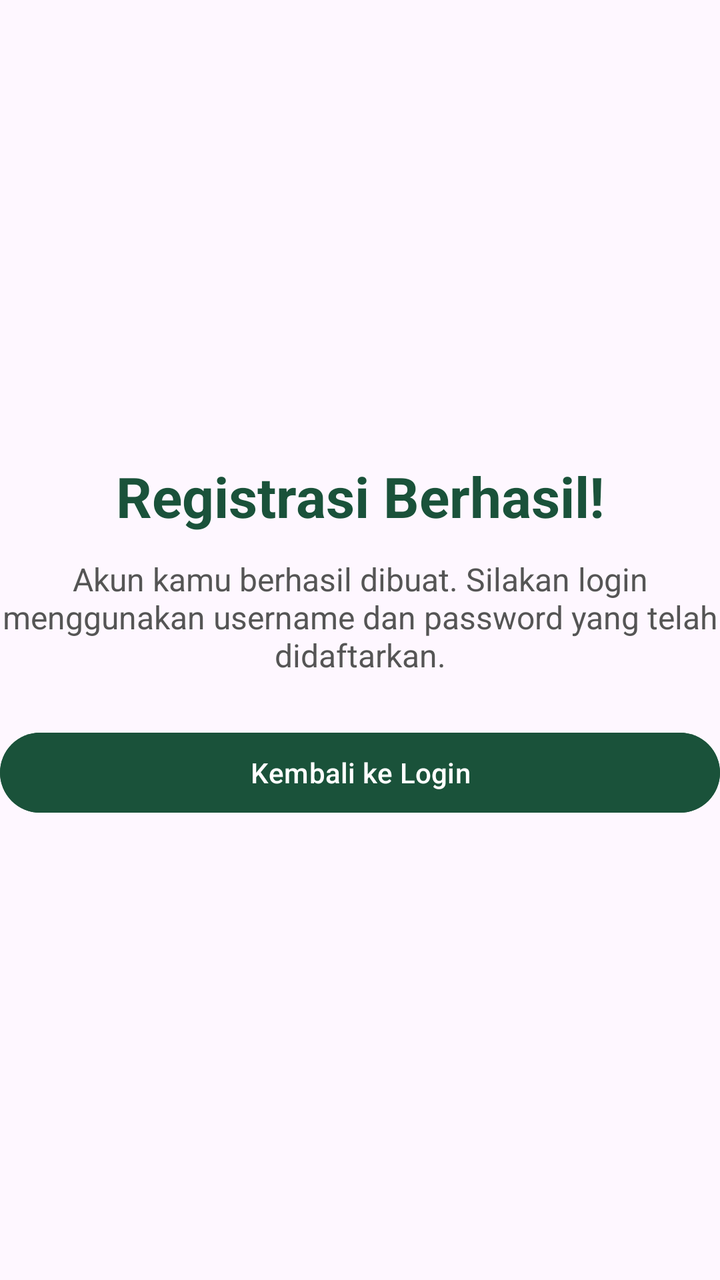
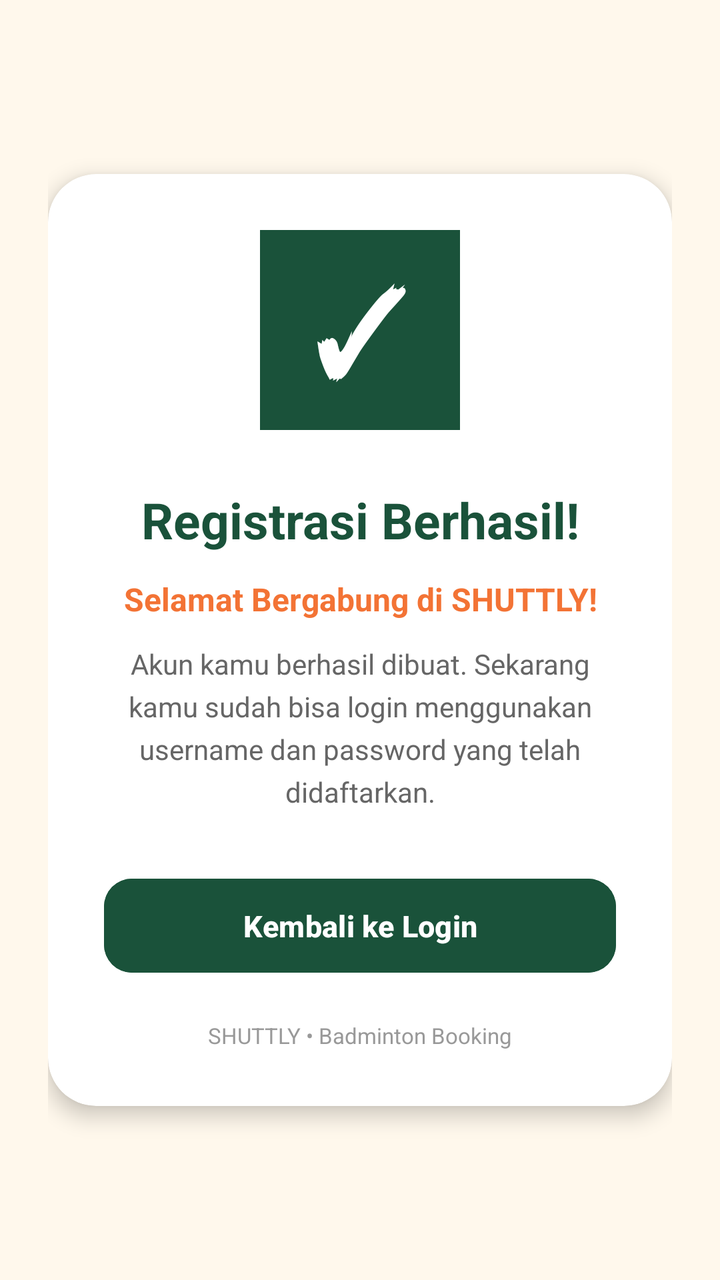

Screens rendered from an Android XML layout before and after an edit, with the pre-edit source and the edit as a unified diff.
<!-- AndroidManifest.xml: application theme Theme.ZWAQtela -->
<!-- res/layout/activity_success.xml -->
<?xml version="1.0" encoding="utf-8"?>
<LinearLayout xmlns:android="http://schemas.android.com/apk/res/android"
    xmlns:app="http://schemas.android.com/apk/res-auto"
    xmlns:tools="http://schemas.android.com/tools"
    android:id="@+id/main"
    android:layout_width="match_parent"
    android:orientation="vertical"
    android:gravity="center"
    android:layout_height="match_parent"
    tools:context=".Home.SuccessActivity">

    <TextView
        android:layout_width="match_parent"
        android:layout_height="wrap_content"
        android:text="Registrasi Berhasil!"
        android:textColor="#1A523A"
        android:textSize="28sp"
        android:textStyle="bold"
        android:gravity="center" />

    <TextView
        android:layout_width="match_parent"
        android:layout_height="wrap_content"
        android:layout_marginTop="12dp"
        android:text="Akun kamu berhasil dibuat. Silakan login menggunakan username dan password yang telah didaftarkan."
        android:textColor="#555555"
        android:textSize="16sp"
        android:gravity="center" />

    <Button
        android:id="@+id/btnKeLogin"
        android:layout_width="match_parent"
        android:layout_height="wrap_content"
        android:layout_marginTop="24dp"
        android:backgroundTint="#1A523A"
        android:text="Kembali ke Login"
        android:textColor="#FFFFFF" />

</LinearLayout>
<!-- resources referenced by this layout -->
<resources>
  <style name="Theme.ZWAQtela" parent="Theme.Material3.DayNight.NoActionBar">
  
          
          <item name="colorPrimary">#1A523A</item>
          <item name="colorOnPrimary">#FFFFFF</item>
  
          
          <item name="android:windowFullscreen">false</item>
          <item name="android:statusBarColor">#FFF8EC</item>
          <item name="android:windowLightStatusBar">true</item>
  
          
          <item name="actionOverflowMenuStyle">@style/GreenPopupMenu</item>
  
      </style>
  <style name="GreenPopupMenu" parent="Widget.AppCompat.PopupMenu.Overflow">
          <item name="android:popupBackground">#1A523A</item>
          <item name="android:textColor">#FFFFFF</item>
      </style>
</resources>

<!-- the commit's change to res/layout/activity_success.xml (unified diff, before → after) -->
@@ -1,39 +1,101 @@
 <?xml version="1.0" encoding="utf-8"?>
-<LinearLayout xmlns:android="http://schemas.android.com/apk/res/android"
+<LinearLayout
+    xmlns:android="http://schemas.android.com/apk/res/android"
     xmlns:app="http://schemas.android.com/apk/res-auto"
     xmlns:tools="http://schemas.android.com/tools"
     android:id="@+id/main"
     android:layout_width="match_parent"
+    android:layout_height="match_parent"
     android:orientation="vertical"
     android:gravity="center"
-    android:layout_height="match_parent"
+    android:padding="24dp"
+    android:background="#FFF8EC"
     tools:context=".Home.SuccessActivity">
 
-    <TextView
+    <com.google.android.material.card.MaterialCardView
         android:layout_width="match_parent"
         android:layout_height="wrap_content"
-        android:text="Registrasi Berhasil!"
-        android:textColor="#1A523A"
-        android:textSize="28sp"
-        android:textStyle="bold"
-        android:gravity="center" />
+        app:cardBackgroundColor="#FFFFFF"
+        app:cardCornerRadius="24dp"
+        app:cardElevation="6dp"
+        app:strokeWidth="0dp">
 
-    <TextView
-        android:layout_width="match_parent"
-        android:layout_height="wrap_content"
-        android:layout_marginTop="12dp"
-        android:text="Akun kamu berhasil dibuat. Silakan login menggunakan username dan password yang telah didaftarkan."
-        android:textColor="#555555"
-        android:textSize="16sp"
-        android:gravity="center" />
+        <LinearLayout
+            android:layout_width="match_parent"
+            android:layout_height="wrap_content"
+            android:orientation="vertical"
+            android:gravity="center"
+            android:padding="28dp">
 
-    <Button
-        android:id="@+id/btnKeLogin"
-        android:layout_width="match_parent"
-        android:layout_height="wrap_content"
-        android:layout_marginTop="24dp"
-        android:backgroundTint="#1A523A"
-        android:text="Kembali ke Login"
-        android:textColor="#FFFFFF" />
+            
+            <TextView
+                android:layout_width="100dp"
+                android:layout_height="100dp"
+                android:gravity="center"
+                android:text="✓"
+                android:textColor="#FFFFFF"
+                android:textSize="58sp"
+                android:textStyle="bold"
+                android:background="#1A523A" />
+
+            
+            <TextView
+                android:layout_width="match_parent"
+                android:layout_height="wrap_content"
+                android:layout_marginTop="28dp"
+                android:text="Registrasi Berhasil!"
+                android:textColor="#1A523A"
+                android:textSize="25sp"
+                android:textStyle="bold"
+                android:gravity="center" />
+
+            
+            <TextView
+                android:layout_width="match_parent"
+                android:layout_height="wrap_content"
+                android:layout_marginTop="12dp"
+                android:text="Selamat Bergabung di SHUTTLY!"
+                android:textColor="#F37335"
+                android:textSize="16sp"
+                android:textStyle="bold"
+                android:gravity="center" />
+
+            
+            <TextView
+                android:layout_width="match_parent"
+                android:layout_height="wrap_content"
+                android:layout_marginTop="12dp"
+                android:text="Akun kamu berhasil dibuat. Sekarang kamu sudah bisa login menggunakan username dan password yang telah didaftarkan."
+                android:textColor="#666666"
+                android:textSize="14sp"
+                android:lineSpacingExtra="5dp"
+                android:gravity="center" />
+
+            
+            <Button
+                android:id="@+id/btnKeLogin"
+                android:layout_width="match_parent"
+                android:layout_height="55dp"
+                android:layout_marginTop="30dp"
+                android:backgroundTint="#1A523A"
+                android:text="Kembali ke Login"
+                android:textColor="#FFFFFF"
+                android:textSize="15sp"
+                android:textStyle="bold"
+                app:cornerRadius="14dp" />
+
+            
+            <TextView
+                android:layout_width="match_parent"
+                android:layout_height="wrap_content"
+                android:layout_marginTop="20dp"
+                android:text="SHUTTLY • Badminton Booking"
+                android:textColor="#999999"
+                android:textSize="11sp"
+                android:gravity="center" />
+
+        </LinearLayout>
+
+    </com.google.android.material.card.MaterialCardView>
 
 </LinearLayout>
